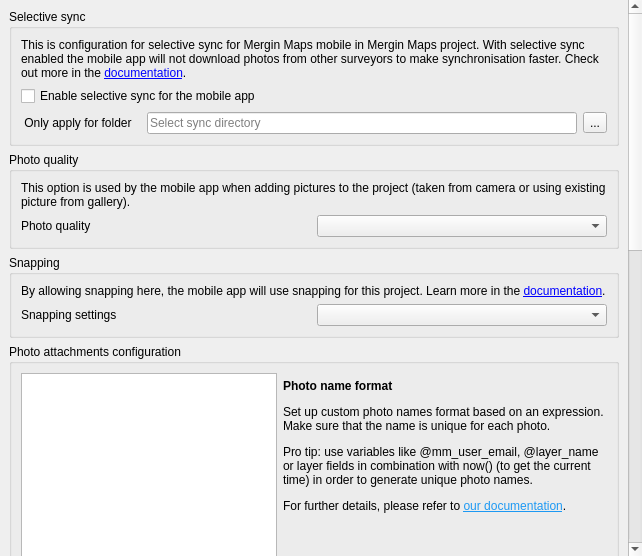
First picture: the form in Mergin/ui/ui_project_config.ui, repository MerginMaps/qgis-plugin, before the edit.
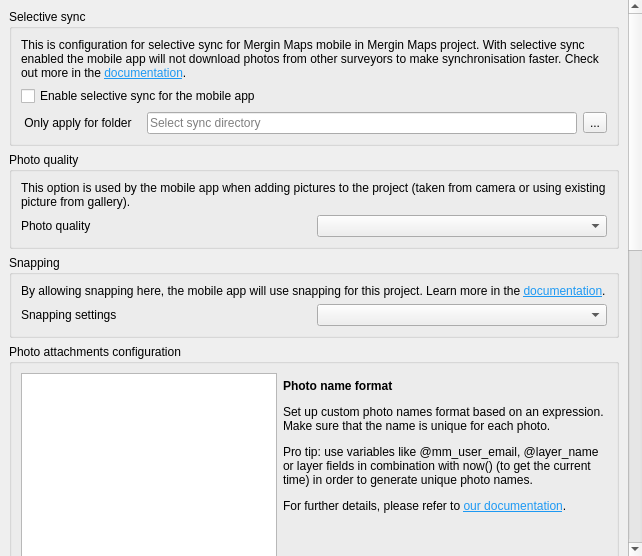
Second picture: the form after the edit. Custom widgets are drawn as their Qt base class.

Commit message:
changed color on links (#791)
* changed color on links in qt designer to #1d99f3

* changed links color to #1d99f3 for consistency

* revert position ui

Patch:
```diff
--- a/Mergin/ui/ui_project_config.ui
+++ b/Mergin/ui/ui_project_config.ui
@@ -59,7 +59,7 @@
           <item row="0" column="0" colspan="4">
            <widget class="QLabel" name="label">
             <property name="text">
-             <string>&lt;html&gt;&lt;head/&gt;&lt;body&gt;&lt;p&gt;This is configuration for selective sync for Mergin Maps mobile in Mergin Maps project. With selective sync enabled the mobile app will not download photos from other surveyors to make synchronisation faster. Check out more in the &lt;a href=&quot;https://merginmaps.com/docs/manage/selective_sync/&quot;&gt;&lt;span style=&quot; text-decoration: underline; color:#0000ff;&quot;&gt;documentation&lt;/span&gt;&lt;/a&gt;.&lt;/p&gt;&lt;/body&gt;&lt;/html&gt;</string>
+             <string>&lt;html&gt;&lt;head/&gt;&lt;body&gt;&lt;p&gt;This is configuration for selective sync for Mergin Maps mobile in Mergin Maps project. With selective sync enabled the mobile app will not download photos from other surveyors to make synchronisation faster. Check out more in the &lt;a href=&quot;https://merginmaps.com/docs/manage/selective_sync/&quot;&gt;&lt;span style=&quot; text-decoration: underline; color:#1d99f3;&quot;&gt;documentation&lt;/span&gt;&lt;/a&gt;.&lt;/p&gt;&lt;/body&gt;&lt;/html&gt;</string>
             </property>
             <property name="wordWrap">
              <bool>true</bool>
@@ -166,7 +166,7 @@
           <item row="0" column="0" colspan="2">
            <widget class="QLabel" name="label_4">
             <property name="text">
-             <string>&lt;html&gt;&lt;head/&gt;&lt;body&gt;&lt;p&gt;By allowing snapping here, the mobile app will use snapping for this project. Learn more in the &lt;a href=&quot;https://merginmaps.com/docs/gis/snapping/&quot;&gt;&lt;span style=&quot; text-decoration: underline; color:#0000ff;&quot;&gt;documentation&lt;/span&gt;&lt;/a&gt;.&lt;/p&gt;&lt;/body&gt;&lt;/html&gt;</string>
+             <string>&lt;html&gt;&lt;head/&gt;&lt;body&gt;&lt;p&gt;By allowing snapping here, the mobile app will use snapping for this project. Learn more in the &lt;a href=&quot;https://merginmaps.com/docs/gis/snapping/&quot;&gt;&lt;span style=&quot; text-decoration: underline; color:#1d99f3;&quot;&gt;documentation&lt;/span&gt;&lt;/a&gt;.&lt;/p&gt;&lt;/body&gt;&lt;/html&gt;</string>
             </property>
             <property name="wordWrap">
              <bool>true</bool>
```
Left out of the diff: 4 changed lines with no effect on the pictures.
